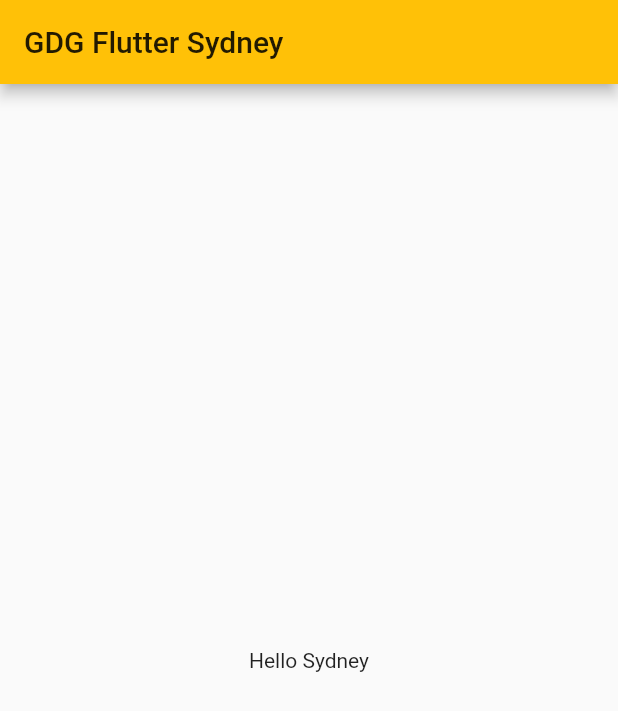
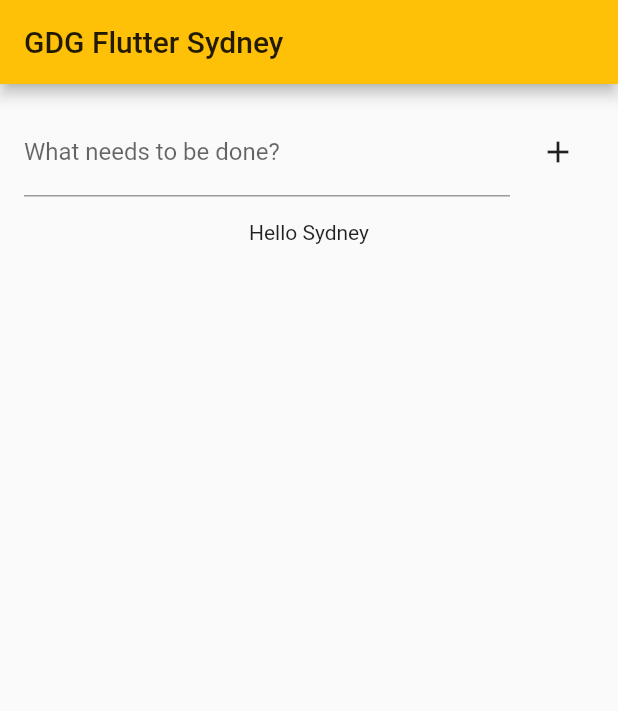
Before and after one commit to QuirijnGB/flutter_study_jam, a Flutter app: the screen it shows after launch, on a phone screen of 412 x 824 dp. Shown: the top 711 px of the screen. Run offline on Flutter 3.47's test engine with Material 2 defaults, Android fonts, the phone set to English and light mode, and no system bars.

Commit message:
Add text input

```diff
--- a/lib/main.dart
+++ b/lib/main.dart
@@ -33,10 +33,34 @@ class _MyHomePageState extends State<MyHomePage> {
       appBar: AppBar(
         title: Text(widget.title),
       ),
-      body: Center(
-        child: Text(
-          'Hello Sydney',
-        ),
+      body: Column(
+        children: <Widget>[
+          Padding(
+            padding: const EdgeInsets.all(16.0),
+            child: Row(
+              children: <Widget>[
+                Expanded(
+                  child: Padding(
+                    padding: const EdgeInsets.only(right: 8.0),
+                    child: TextFormField(
+                      decoration:
+                          InputDecoration(labelText: "What needs to be done?"),
+                    ),
+                  ),
+                ),
+                IconButton(
+                  onPressed: () => {},
+                  icon: Icon(Icons.add),
+                ),
+              ],
+            ),
+          ),
+          Center(
+            child: Text(
+              'Hello Sydney',
+            ),
+          ),
+        ],
       ),
     );
   }
```
